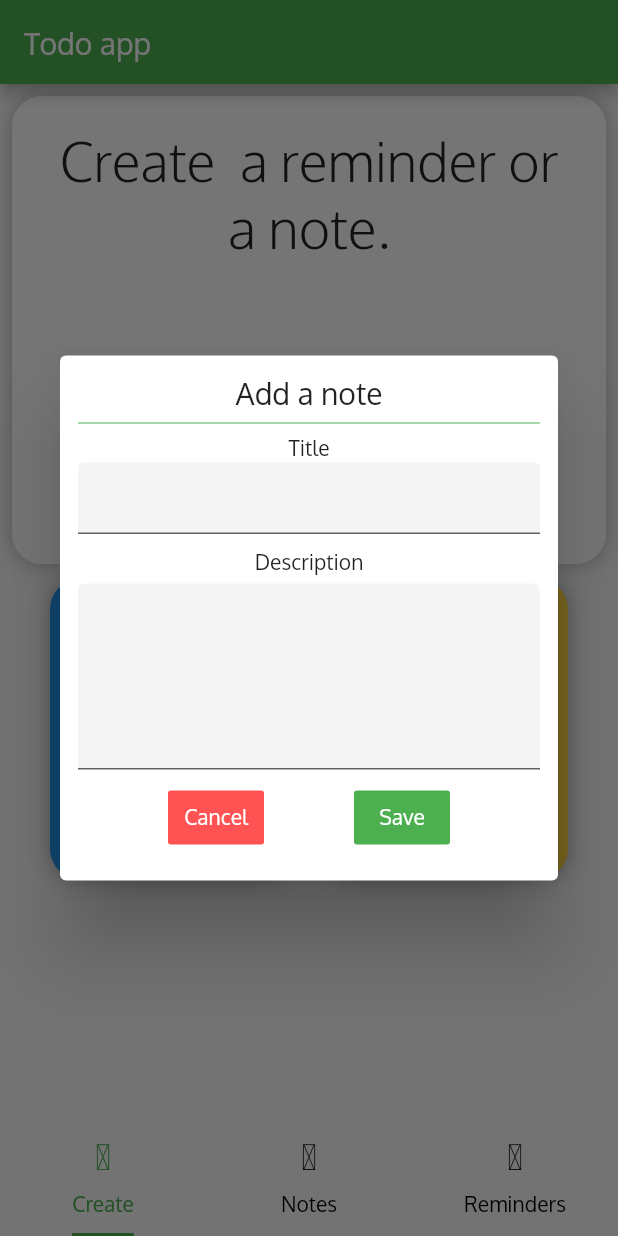
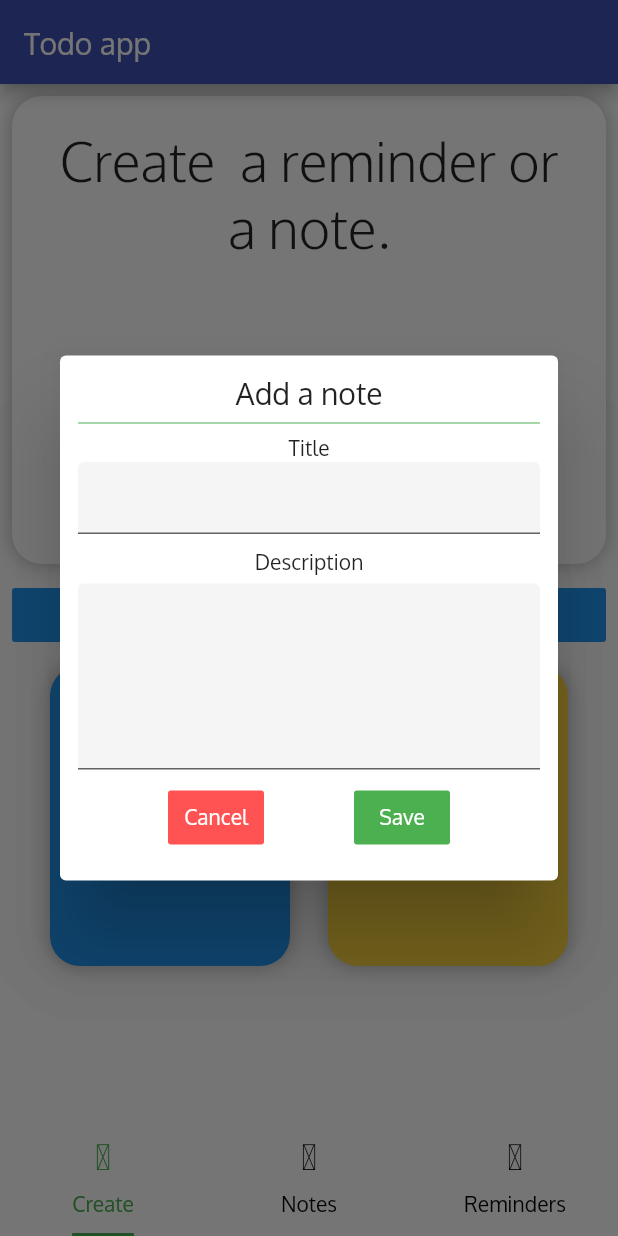
Before and after one commit to kamaathedj/todo_app, a Flutter app: the screen it shows after launch, after a tap on an icon or button, on a phone screen of 412 x 824 dp. Run offline on Flutter 3.47's test engine with Material 2 defaults, Android fonts, the phone set to English and light mode, and no system bars; drawn by our look-alikes of pull_to_refresh; our stand-ins replace flutter_mobx, mobx, moor_flutter; missing offline and left inert: groovin_material_icons; generated files the repository leaves out were written again.

Commit message:
:art: started dark mode feature

```diff
--- a/lib/main.dart
+++ b/lib/main.dart
@@ -1,34 +1,48 @@
 import 'package:flutter/material.dart';
 import 'package:flutter/physics.dart';
+import 'package:flutter_mobx/flutter_mobx.dart';
 import 'package:pull_to_refresh/pull_to_refresh.dart';
 import 'package:todo_app/src/database/todo_db.dart';
 import 'package:provider/provider.dart';
 import 'package:todo_app/src/mobx/todo_store/todo_store.dart';
+import 'package:todo_app/src/mobx/ui_mobx/mode_store.dart';
 import 'package:todo_app/src/pages/create_page.dart';
 import 'package:todo_app/src/pages/notes_page.dart';
-import 'package:todo_app/src/pages/play.dart';
 import 'package:todo_app/src/pages/reminder_page.dart';
 import 'package:groovin_material_icons/groovin_material_icons.dart';
 
 
 
-void main() => runApp(MyApp());
+void main() {
 
-class MyApp extends StatelessWidget {
-  @override
-  Widget build(BuildContext context) {
 
-                return MultiProvider(
-                  providers: [
+ runApp(
+
+   MultiProvider(
+
+     providers: [
                        Provider<Database>(
                          builder: (_)=>Database(),
                        ),
                        Provider<TodoStore>(
                          builder: (_)=>TodoStore(),
+                       ),
+                       Provider<LightOrDark>(
+                        builder: (_)=>LightOrDark(),
                        )
                      ],
 
-                      child: RefreshConfiguration(
+     child: MyApp())
+
+   );
+
+}
+
+class MyApp extends StatelessWidget {
+  @override
+  Widget build(BuildContext context) {
+    final modeProvider=Provider.of<LightOrDark>(context);
+                return RefreshConfiguration(
                        headerBuilder: () => WaterDropHeader(),        // Configure the default header indicator. If you have the same header indicator for each page, you need to set this
                        footerBuilder:  () => ClassicFooter(),        // Configure default bottom indicator
                        headerTriggerDistance: 80.0,        // header trigger refresh trigger distance
@@ -39,7 +53,8 @@ class MyApp extends StatelessWidget {
                        enableLoadingWhenFailed : true, //In the case of load failure, users can still trigger more loads by gesture pull-up.
                        hideFooterWhenNotFull: false, // Disable pull-up to load more functionality when Viewport is less than one screen
                        enableBallisticLoad: true, // trigger load more by BallisticScrollActivity
-                      child: MaterialApp(
+                      child: Observer(
+                                  builder:(context)=> MaterialApp(
             //             localizationsDelegates: [
             //               // this line is important
             //               RefreshLocalizations.delegate,
@@ -57,18 +72,20 @@ class MyApp extends StatelessWidget {
             // },
           debugShowCheckedModeBanner: false,
           title: 'Todo App',
-          theme: ThemeData(
-            primarySwatch: Colors.green,
-            fontFamily: 'Oxygen'
+          // theme: ThemeData(
+          //   primarySwatch: Colors.green,
+          //   fontFamily: 'Oxygen'
 
-          ),
+          // ),
+          theme:modeProvider.mode,
 
 
           //  home: Navigation(),
           home: Navigator(),
-          )
-      ),
-    );
+          ),
+                      )
+      );
+
 
   }
 }
--- /dev/null
+++ b/lib/src/mobx/ui_mobx/mode_store.dart
@@ -0,0 +1,39 @@
+import 'package:flutter/material.dart';
+import 'package:mobx/mobx.dart';
+
+
+part 'mode_store.g.dart';
+
+class LightOrDark=_LightOrDark with _$LightOrDark;
+ abstract class _LightOrDark with Store{
+   _LightOrDark(){
+     normalMode();
+   }
+
+  @observable
+  ThemeData mode;
+
+
+  @action
+  void normalMode(){
+    mode = ThemeData(
+      primarySwatch: Colors.green,
+      fontFamily: 'Oxygen',
+      primaryColor: Colors.indigo,
+      canvasColor: Colors.white30,
+      // cardTheme: CardTheme()
+
+
+    );
+  }
+
+  @action
+  void darkMode(){
+    mode = ThemeData(
+      fontFamily: 'Oxygen',
+      primarySwatch: Colors.green
+
+    );
+  }
+
+}
--- a/lib/src/pages/create_page.dart
+++ b/lib/src/pages/create_page.dart
@@ -4,6 +4,7 @@ import 'package:groovin_material_icons/groovin_material_icons.dart';
 import 'package:provider/provider.dart';
 import 'package:todo_app/src/database/todo_db.dart';
 import 'package:todo_app/src/mobx/todo_store/todo_store.dart';
+import 'package:todo_app/src/mobx/ui_mobx/mode_store.dart';
 
 class CreatePage extends StatefulWidget {
   CreatePage({Key key}) : super(key: key);
@@ -20,6 +21,7 @@ class _CreatePageState extends State<CreatePage> {
 
   @override
   Widget build(BuildContext context) {
+    final modeProvider=Provider.of<LightOrDark>(context);
     return Scaffold(
       appBar: AppBar(
         title: Text('Todo app')
@@ -48,6 +50,14 @@ class _CreatePageState extends State<CreatePage> {
                textAlign: TextAlign.center),
              ),
 
+             ),
+             SizedBox(height: 10,),
+             FlatButton(
+               onPressed: (){
+                 modeProvider.darkMode();
+               },
+               color: Colors.blue,
+               child: Text('changeTheme'),
              ),
              SizedBox(height: 10,),
               Row(
```
Also changed, not shown: lib/src/mobx/ui_mobx/mode_store.g.dart (added).
